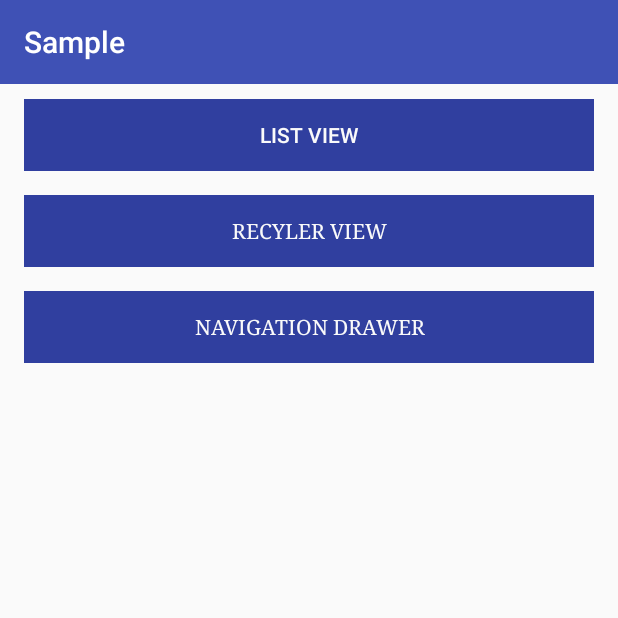
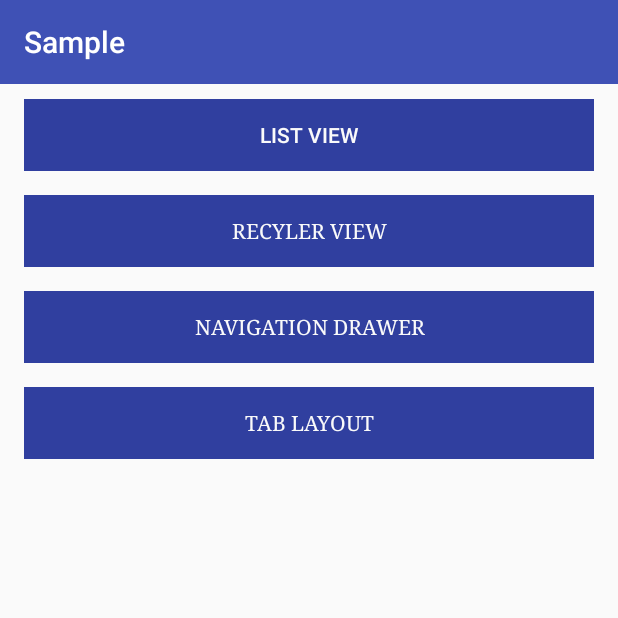
Before and after one commit to Manikandan92/Kotlin-sample, an Android app: the screen it shows after launch (MainActivity), on a phone screen of 412 x 824 dp, the top half of it. Run offline under Robolectric (Android 15) with nearby library versions, the phone set to English and light mode, and no system bars.

Commit message:
Integrated the tab layout features.

```diff
--- a/app/src/main/AndroidManifest.xml
+++ b/app/src/main/AndroidManifest.xml
@@ -19,6 +19,7 @@
         <activity android:name="com.manikandan.samplekotlinproject.SimpleListViewActivity"/>
         <activity android:name="com.manikandan.samplekotlinproject.RecyclerViewActivity"/>
         <activity android:name="com.manikandan.samplekotlinproject.NavigationDrawerActivity"/>
+        <activity android:name="com.manikandan.samplekotlinproject.TabLayoutActivity"/>
     </application>
 
 </manifest>
--- a/app/src/main/java/com/manikandan/samplekotlinproject/MainActivity.kt
+++ b/app/src/main/java/com/manikandan/samplekotlinproject/MainActivity.kt
@@ -10,6 +10,7 @@ class MainActivity : AppCompatActivity() {
     lateinit var btnListView: Button
     lateinit var btnRecyclerView: Button
     lateinit var btnNavigationDrawer: Button
+    lateinit var btnTabLayout: Button
     lateinit var toolBar: Toolbar
 
     override fun onCreate(savedInstanceState: Bundle?) {
@@ -19,6 +20,7 @@ class MainActivity : AppCompatActivity() {
         btnListView = findViewById<Button>(R.id.btn_list_view) as Button
         btnRecyclerView = findViewById<Button>(R.id.btn_recycler_view) as Button
         btnNavigationDrawer = findViewById<Button>(R.id.btn_navigation) as Button
+        btnTabLayout = findViewById<Button>(R.id.btn_tab_layout) as Button
 
         toolBar.setTitle("Sample")
 
@@ -35,5 +37,10 @@ class MainActivity : AppCompatActivity() {
             val intent = Intent(this, NavigationDrawerActivity::class.java)
             startActivity(intent)
         }
+
+        btnTabLayout.setOnClickListener {
+            val intent = Intent(this, TabLayoutActivity::class.java)
+            startActivity(intent)
+        }
     }
 }
--- a/app/src/main/res/layout/activity_main.xml
+++ b/app/src/main/res/layout/activity_main.xml
@@ -64,6 +64,18 @@
                     android:textColor="?android:attr/colorBackground"
                     android:typeface="serif"/>
 
+                <Button
+                    android:id="@+id/btn_tab_layout"
+                    style="@style/Widget.AppCompat.Button.Borderless.Colored"
+                    android:layout_width="match_parent"
+                    android:layout_height="wrap_content"
+                    android:layout_below="@+id/btn_navigation"
+                    android:layout_marginTop="16dp"
+                    android:background="?attr/actionModeSplitBackground"
+                    android:text="Tab layout"
+                    android:textColor="?android:attr/colorBackground"
+                    android:typeface="serif"/>
+
             </RelativeLayout>
 
         </LinearLayout>
```
Also changed, not shown: app/src/main/java/com/manikandan/samplekotlinproject/PageFragment.kt (added, +33 -0 lines), app/src/main/java/com/manikandan/samplekotlinproject/TabLayoutActivity.kt (added, +60 -0 lines), app/src/main/res/layout/fragment_page.xml (added, +11 -0 lines), app/src/main/res/layout/tab_layout_activity.xml (added, +34 -0 lines).
